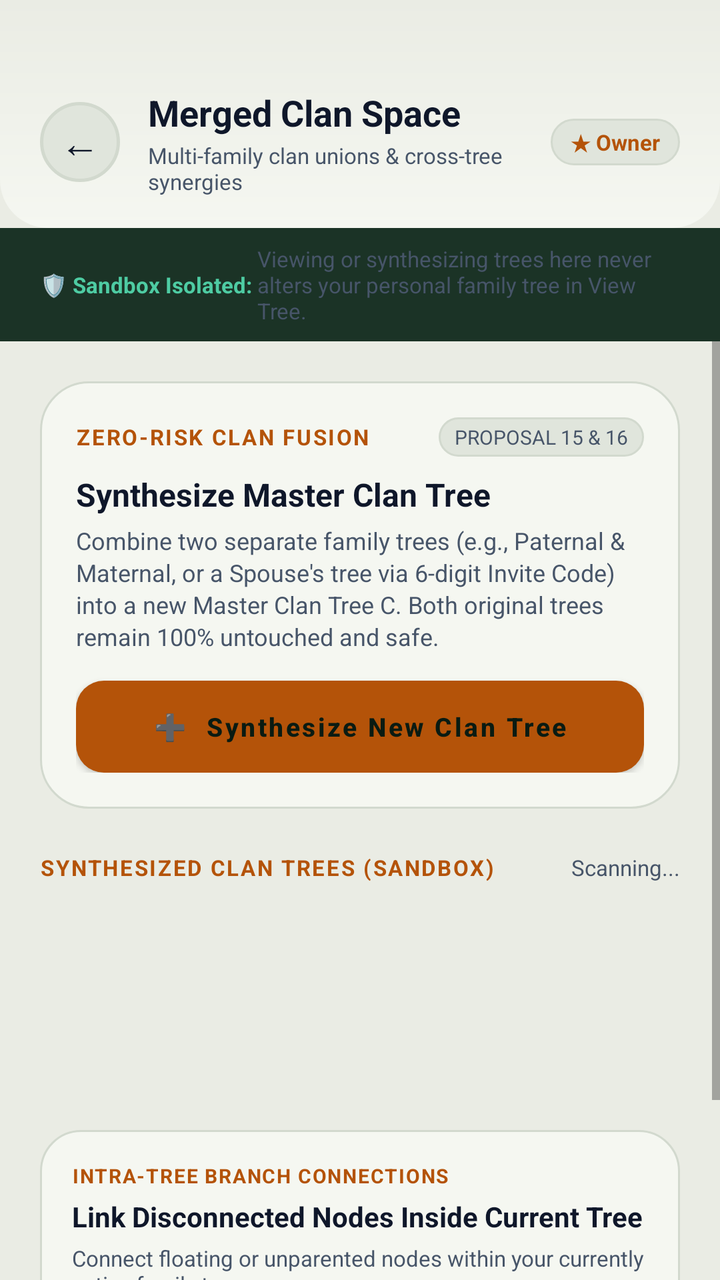
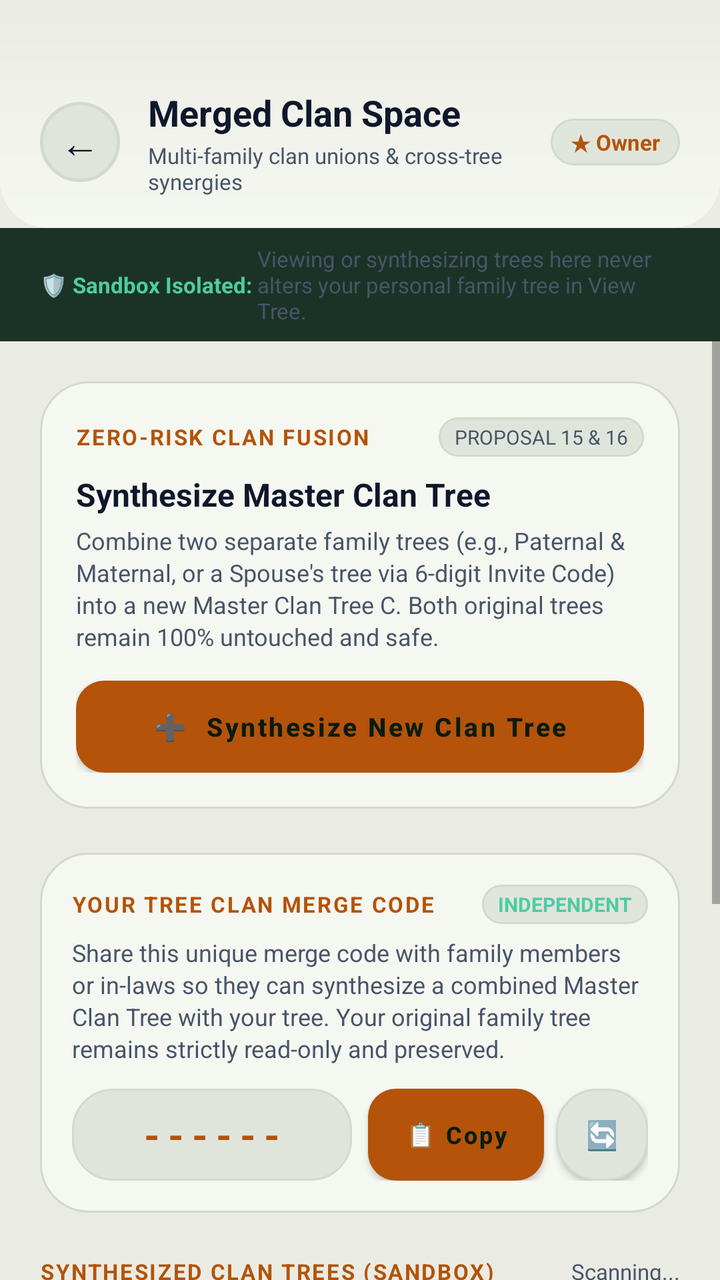

Before-and-after screenshots of an Android layout around one commit, followed by the original layout XML and the change that was made.
<!-- AndroidManifest.xml: application theme Theme.BTProject2 -->
<!-- res/layout/activity_merge_branches.xml -->
<?xml version="1.0" encoding="utf-8"?>
<LinearLayout xmlns:android="http://schemas.android.com/apk/res/android"
    android:layout_width="match_parent"
    android:layout_height="match_parent"
    android:orientation="vertical"
    android:background="@color/forest_bg">

    
    <LinearLayout
        android:layout_width="match_parent"
        android:layout_height="wrap_content"
        android:orientation="vertical"
        android:paddingTop="44dp"
        android:paddingBottom="16dp"
        android:paddingStart="20dp"
        android:paddingEnd="20dp"
        android:background="@drawable/dashboard_header_bg">

        <LinearLayout
            android:layout_width="match_parent"
            android:layout_height="wrap_content"
            android:orientation="horizontal"
            android:gravity="center_vertical">

            <TextView
                android:id="@+id/btnBack"
                android:layout_width="40dp"
                android:layout_height="40dp"
                android:background="@drawable/avatar_circle_dark"
                android:gravity="center"
                android:text="←"
                android:textSize="20sp"
                android:textColor="@color/text_primary"
                android:layout_marginEnd="14dp"
                android:clickable="true"
                android:focusable="true" />

            <LinearLayout
                android:layout_width="0dp"
                android:layout_height="wrap_content"
                android:layout_weight="1"
                android:orientation="vertical">

                <TextView
                    android:layout_width="wrap_content"
                    android:layout_height="wrap_content"
                    android:text="Merged Clan Space"
                    android:textSize="18sp"
                    android:textStyle="bold"
                    android:textColor="@color/text_primary" />

                <TextView
                    android:id="@+id/tvSubtitle"
                    android:layout_width="wrap_content"
                    android:layout_height="wrap_content"
                    android:text="Multi-family clan unions &amp; cross-tree synergies"
                    android:textSize="11sp"
                    android:textColor="@color/text_secondary"
                    android:layout_marginTop="2dp" />
            </LinearLayout>

            <TextView
                android:id="@+id/tvMergeRoleBadge"
                android:layout_width="wrap_content"
                android:layout_height="wrap_content"
                android:text="★ Owner"
                android:textSize="11sp"
                android:textStyle="bold"
                android:textColor="@color/gold_accent"
                android:background="@drawable/badge_pill_dark"
                android:paddingStart="10dp"
                android:paddingEnd="10dp"
                android:paddingTop="4dp"
                android:paddingBottom="4dp" />
        </LinearLayout>
    </LinearLayout>

    
    <LinearLayout
        android:id="@+id/layoutSandboxPill"
        android:layout_width="match_parent"
        android:layout_height="wrap_content"
        android:orientation="horizontal"
        android:gravity="center_vertical"
        android:background="#1B3326"
        android:paddingStart="20dp"
        android:paddingEnd="20dp"
        android:paddingTop="8dp"
        android:paddingBottom="8dp">

        <TextView
            android:layout_width="wrap_content"
            android:layout_height="wrap_content"
            android:text="🛡️ Sandbox Isolated: "
            android:textSize="11sp"
            android:textStyle="bold"
            android:textColor="#4ECCA3" />

        <TextView
            android:layout_width="0dp"
            android:layout_height="wrap_content"
            android:layout_weight="1"
            android:text="Viewing or synthesizing trees here never alters your personal family tree in View Tree."
            android:textSize="11sp"
            android:textColor="@color/text_secondary" />
    </LinearLayout>

    
    <LinearLayout
        android:id="@+id/layoutViewerBanner"
        android:layout_width="match_parent"
        android:layout_height="wrap_content"
        android:orientation="horizontal"
        android:gravity="center_vertical"
        android:background="#261E05"
        android:paddingStart="20dp"
        android:paddingEnd="20dp"
        android:paddingTop="8dp"
        android:paddingBottom="8dp"
        android:visibility="gone">

        <TextView
            android:layout_width="wrap_content"
            android:layout_height="wrap_content"
            android:text="👁 Viewer Mode: Clan tree synthesis is restricted to Owners."
            android:textSize="11sp"
            android:textColor="@color/gold_accent" />
    </LinearLayout>

    <ScrollView
        android:layout_width="match_parent"
        android:layout_height="0dp"
        android:layout_weight="1"
        android:fillViewport="true">

        <LinearLayout
            android:layout_width="match_parent"
            android:layout_height="wrap_content"
            android:orientation="vertical"
            android:padding="20dp">

            
            <LinearLayout
                android:id="@+id/cardSynthesizeClanHero"
                android:layout_width="match_parent"
                android:layout_height="wrap_content"
                android:orientation="vertical"
                android:background="@drawable/bg_hero_card"
                android:padding="18dp"
                android:layout_marginBottom="22dp">

                <LinearLayout
                    android:layout_width="match_parent"
                    android:layout_height="wrap_content"
                    android:orientation="horizontal"
                    android:gravity="center_vertical"
                    android:layout_marginBottom="8dp">

                    <TextView
                        android:layout_width="0dp"
                        android:layout_height="wrap_content"
                        android:layout_weight="1"
                        android:text="ZERO-RISK CLAN FUSION"
                        android:textSize="11sp"
                        android:textStyle="bold"
                        android:textColor="@color/gold_accent"
                        android:letterSpacing="0.08" />

                    <TextView
                        android:layout_width="wrap_content"
                        android:layout_height="wrap_content"
                        android:text="PROPOSAL 15 &amp; 16"
                        android:textSize="10sp"
                        android:textColor="@color/text_secondary"
                        android:background="@drawable/badge_pill_dark"
                        android:paddingStart="8dp"
                        android:paddingEnd="8dp"
                        android:paddingTop="3dp"
                        android:paddingBottom="3dp" />
                </LinearLayout>

                <TextView
                    android:layout_width="wrap_content"
                    android:layout_height="wrap_content"
                    android:text="Synthesize Master Clan Tree"
                    android:textSize="16sp"
                    android:textStyle="bold"
                    android:textColor="@color/text_primary"
                    android:layout_marginBottom="4dp" />

                <TextView
                    android:layout_width="wrap_content"
                    android:layout_height="wrap_content"
                    android:text="Combine two separate family trees (e.g., Paternal &amp; Maternal, or a Spouse's tree via 6-digit Invite Code) into a new Master Clan Tree C. Both original trees remain 100% untouched and safe."
                    android:textSize="12sp"
                    android:textColor="@color/text_secondary"
                    android:lineSpacingExtra="2dp"
                    android:layout_marginBottom="14dp" />

                <Button
                    android:id="@+id/btnOpenSynthesizeClanTree"
                    android:layout_width="match_parent"
                    android:layout_height="46dp"
                    android:text="➕  Synthesize New Clan Tree"
                    android:textSize="13sp"
                    android:textStyle="bold"
                    android:textColor="#0A1B12"
                    android:background="@drawable/btn_gold_primary"
                    android:textAllCaps="false" />
            </LinearLayout>

            
            <LinearLayout
                android:layout_width="match_parent"
                android:layout_height="wrap_content"
                android:orientation="horizontal"
                android:gravity="center_vertical"
                android:layout_marginBottom="12dp">

                <TextView
                    android:layout_width="0dp"
                    android:layout_height="wrap_content"
                    android:layout_weight="1"
                    android:text="SYNTHESIZED CLAN TREES (SANDBOX)"
                    android:textSize="11sp"
                    android:textStyle="bold"
                    android:textColor="@color/gold_accent"
                    android:letterSpacing="0.08" />

                <TextView
                    android:id="@+id/tvClanTreeCount"
                    android:layout_width="wrap_content"
                    android:layout_height="wrap_content"
                    android:text="Scanning..."
                    android:textSize="11sp"
                    android:textColor="@color/text_secondary" />
            </LinearLayout>

            
            <ProgressBar
                android:id="@+id/progressBarMerge"
                android:layout_width="wrap_content"
                android:layout_height="wrap_content"
                android:layout_gravity="center"
                android:layout_marginTop="20dp"
                android:layout_marginBottom="20dp"
                android:indeterminateTint="@color/gold_accent" />

            
            <LinearLayout
                android:id="@+id/layoutEmptyClanState"
                android:layout_width="match_parent"
                android:layout_height="wrap_content"
                android:orientation="vertical"
                android:gravity="center"
                android:background="@drawable/bg_forest_card"
                android:padding="28dp"
                android:visibility="gone"
                android:layout_marginBottom="20dp">

                <TextView
                    android:layout_width="48dp"
                    android:layout_height="48dp"
                    android:background="@drawable/badge_pill_dark"
                    android:gravity="center"
                    android:text="🏛️"
                    android:textSize="22sp"
                    android:layout_marginBottom="10dp" />

                <TextView
                    android:layout_width="wrap_content"
                    android:layout_height="wrap_content"
                    android:text="No Synthesized Clan Trees Yet"
                    android:textSize="15sp"
                    android:textStyle="bold"
                    android:textColor="@color/text_primary"
                    android:layout_marginBottom="6dp" />

                <TextView
                    android:layout_width="wrap_content"
                    android:layout_height="wrap_content"
                    android:text="Your primary family tree in View Tree is preserved and clean. Tap 'Synthesize New Clan Tree' above to combine two family trees into a dedicated clan sandbox."
                    android:textSize="12sp"
                    android:textColor="@color/text_secondary"
                    android:gravity="center"
                    android:lineSpacingExtra="2dp" />
            </LinearLayout>

            
            <LinearLayout
                android:id="@+id/clanTreesContainer"
                android:layout_width="match_parent"
                android:layout_height="wrap_content"
                android:orientation="vertical"
                android:layout_marginBottom="24dp" />

            
            <LinearLayout
                android:layout_width="match_parent"
                android:layout_height="wrap_content"
                android:orientation="vertical"
                android:background="@drawable/bg_forest_card"
                android:padding="16dp"
                android:layout_marginBottom="14dp">

                <TextView
                    android:layout_width="wrap_content"
                    android:layout_height="wrap_content"
                    android:text="INTRA-TREE BRANCH CONNECTIONS"
                    android:textSize="10sp"
                    android:textStyle="bold"
                    android:textColor="@color/gold_accent"
                    android:letterSpacing="0.06"
                    android:layout_marginBottom="4dp" />

                <TextView
                    android:layout_width="wrap_content"
                    android:layout_height="wrap_content"
                    android:text="Link Disconnected Nodes Inside Current Tree"
                    android:textSize="14sp"
                    android:textStyle="bold"
                    android:textColor="@color/text_primary"
                    android:layout_marginBottom="4dp" />

                <TextView
                    android:layout_width="wrap_content"
                    android:layout_height="wrap_content"
                    android:text="Connect floating or unparented nodes within your currently active family tree."
                    android:textSize="11sp"
                    android:textColor="@color/text_secondary"
                    android:layout_marginBottom="12dp" />

                <Button
                    android:id="@+id/btnOpenConnectBranches"
                    android:layout_width="match_parent"
                    android:layout_height="40dp"
                    android:text="🔗  Connect Internal Tree Nodes"
                    android:textSize="12sp"
                    android:textColor="@color/text_primary"
                    android:background="@drawable/badge_pill_dark"
                    android:textAllCaps="false" />
            </LinearLayout>

        </LinearLayout>
    </ScrollView>
</LinearLayout>
<!-- resources referenced by this layout -->
<resources>
  <color name="forest_bg">#EAECE4</color>
  <color name="gold_accent">#B45309</color>
  <color name="text_primary">#0F172A</color>
  <color name="text_secondary">#475569</color>
  <!-- drawable avatar_circle_dark (drawable) -->
  <?xml version="1.0" encoding="utf-8"?>
  <shape xmlns:android="http://schemas.android.com/apk/res/android"
      android:shape="oval">
      <solid android:color="@color/forest_card_light" />
      <stroke
          android:width="1.5dp"
          android:color="@color/forest_card_border" />
  </shape>
  <!-- drawable badge_pill_dark (drawable) -->
  <?xml version="1.0" encoding="utf-8"?>
  <shape xmlns:android="http://schemas.android.com/apk/res/android"
      android:shape="rectangle">
      <solid android:color="@color/forest_card_light" />
      <corners android:radius="20dp" />
      <stroke
          android:width="1dp"
          android:color="@color/forest_card_border" />
  </shape>
  <!-- drawable bg_forest_card (drawable) -->
  <?xml version="1.0" encoding="utf-8"?>
  <shape xmlns:android="http://schemas.android.com/apk/res/android"
      android:shape="rectangle">
      <solid android:color="@color/forest_card" />
      <corners android:radius="20dp" />
      <stroke
          android:width="1dp"
          android:color="@color/forest_card_border" />
  </shape>
  <!-- drawable bg_hero_card (drawable) -->
  <?xml version="1.0" encoding="utf-8"?>
  <shape xmlns:android="http://schemas.android.com/apk/res/android"
      android:shape="rectangle">
      <solid android:color="@color/forest_card" />
      <corners android:radius="24dp" />
      <stroke
          android:width="1dp"
          android:color="@color/forest_card_border" />
  </shape>
  <!-- drawable btn_gold_primary (drawable) -->
  <?xml version="1.0" encoding="utf-8"?>
  <ripple xmlns:android="http://schemas.android.com/apk/res/android"
      android:color="#40FFFFFF">
      <item>
          <shape android:shape="rectangle">
              <solid android:color="@color/gold_accent" />
              <corners android:radius="14dp" />
          </shape>
      </item>
  </ripple>
  <!-- drawable dashboard_header_bg (drawable) -->
  <?xml version="1.0" encoding="utf-8"?>
  <shape xmlns:android="http://schemas.android.com/apk/res/android"
      android:shape="rectangle">
      <gradient
          android:angle="270"
          android:startColor="@color/forest_bg"
          android:endColor="@color/forest_card"
          android:type="linear" />
      <corners
          android:bottomLeftRadius="24dp"
          android:bottomRightRadius="24dp" />
  </shape>
  <style name="Theme.BTProject2" parent="Theme.MaterialComponents.DayNight.NoActionBar">
          <item name="colorPrimary">@color/gold_accent</item>
          <item name="colorPrimaryDark">@color/gold_accent_dark</item>
          <item name="colorAccent">@color/gold_accent</item>
          <item name="android:windowBackground">@color/forest_bg</item>
          <item name="android:statusBarColor">@color/forest_bg</item>
          <item name="android:windowLightStatusBar">true</item>
      </style>
  <color name="forest_card_light">#E0E5DC</color>
  <color name="forest_card_border">#D2D9CE</color>
  <color name="forest_card">#F5F7F1</color>
  <color name="gold_accent_dark">#78350F</color>
</resources>

<!-- the commit's change to res/layout/activity_merge_branches.xml (unified diff, before → after) -->
@@ -1,5 +1,6 @@
 <?xml version="1.0" encoding="utf-8"?>
 <LinearLayout xmlns:android="http://schemas.android.com/apk/res/android"
+    xmlns:app="http://schemas.android.com/apk/res-auto"
     android:layout_width="match_parent"
     android:layout_height="match_parent"
     android:orientation="vertical"
@@ -206,7 +207,104 @@
                     android:textStyle="bold"
                     android:textColor="#0A1B12"
                     android:background="@drawable/btn_gold_primary"
+                    app:backgroundTint="@null"
                     android:textAllCaps="false" />
+            </LinearLayout>
+
+            
+            <LinearLayout
+                android:id="@+id/cardMyMergeCode"
+                android:layout_width="match_parent"
+                android:layout_height="wrap_content"
+                android:orientation="vertical"
+                android:background="@drawable/bg_hero_card"
+                android:padding="16dp"
+                android:layout_marginBottom="22dp">
+
+                <LinearLayout
+                    android:layout_width="match_parent"
+                    android:layout_height="wrap_content"
+                    android:orientation="horizontal"
+                    android:gravity="center_vertical"
+                    android:layout_marginBottom="6dp">
+
+                    <TextView
+                        android:layout_width="0dp"
+                        android:layout_height="wrap_content"
+                        android:layout_weight="1"
+                        android:text="YOUR TREE CLAN MERGE CODE"
+                        android:textSize="11sp"
+                        android:textStyle="bold"
+                        android:textColor="@color/gold_accent"
+                        android:letterSpacing="0.08" />
+
+                    <TextView
+                        android:layout_width="wrap_content"
+                        android:layout_height="wrap_content"
+                        android:text="INDEPENDENT"
+                        android:textSize="10sp"
+                        android:textStyle="bold"
+                        android:textColor="#4ECCA3"
+                        android:background="@drawable/badge_pill_dark"
+                        android:paddingStart="8dp"
+                        android:paddingEnd="8dp"
+                        android:paddingTop="3dp"
+                        android:paddingBottom="3dp" />
+                </LinearLayout>
+
+                <TextView
+                    android:layout_width="wrap_content"
+                    android:layout_height="wrap_content"
+                    android:text="Share this unique merge code with family members or in-laws so they can synthesize a combined Master Clan Tree with your tree. Your original family tree remains strictly read-only and preserved."
+                    android:textSize="12sp"
+                    android:textColor="@color/text_secondary"
+                    android:lineSpacingExtra="2dp"
+                    android:layout_marginBottom="12dp" />
+
+                
+                <LinearLayout
+                    android:layout_width="match_parent"
+                    android:layout_height="wrap_content"
+                    android:orientation="horizontal"
+                    android:gravity="center_vertical">
+
+                    <TextView
+                        android:id="@+id/tvMyMergeCodeDisplay"
+                        android:layout_width="0dp"
+                        android:layout_height="46dp"
+                        android:layout_weight="1"
+                        android:background="@drawable/badge_pill_dark"
+                        android:gravity="center"
+                        android:text="------"
+                        android:textSize="20sp"
+                        android:textStyle="bold"
+                        android:textColor="@color/gold_accent"
+                        android:letterSpacing="0.2"
+                        android:layout_marginEnd="8dp" />
+
+                    <Button
+                        android:id="@+id/btnCopyMyMergeCode"
+                        android:layout_width="wrap_content"
+                        android:layout_height="46dp"
+                        android:text="📋 Copy"
+                        android:textSize="12sp"
+                        android:textStyle="bold"
+                        android:textColor="#0A1B12"
+                        android:background="@drawable/btn_gold_primary"
+                        app:backgroundTint="@null"
+                        android:textAllCaps="false"
+                        android:layout_marginEnd="6dp" />
+
+                    <Button
+                        android:id="@+id/btnRegenerateMyMergeCode"
+                        android:layout_width="46dp"
+                        android:layout_height="46dp"
+                        android:text="🔄"
+                        android:textSize="14sp"
+                        android:textColor="@color/text_primary"
+                        android:background="@drawable/badge_pill_dark"
+                        app:backgroundTint="@null" />
+                </LinearLayout>
             </LinearLayout>
 
             
